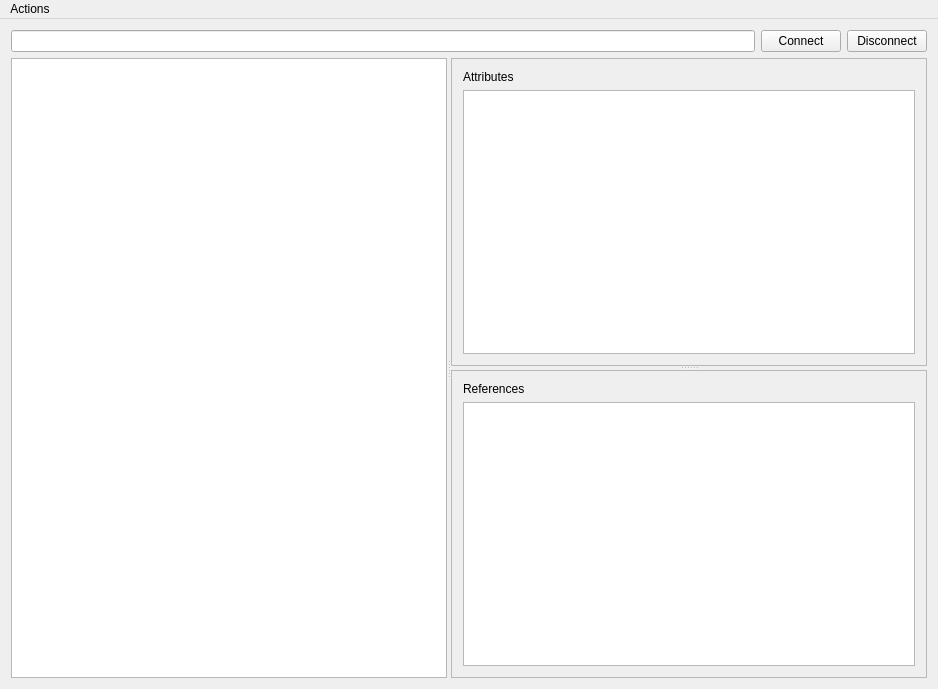
First picture: the form in mainwindow_ui.ui, repository FreeOpcUa/opcua-client-gui, before the edit.
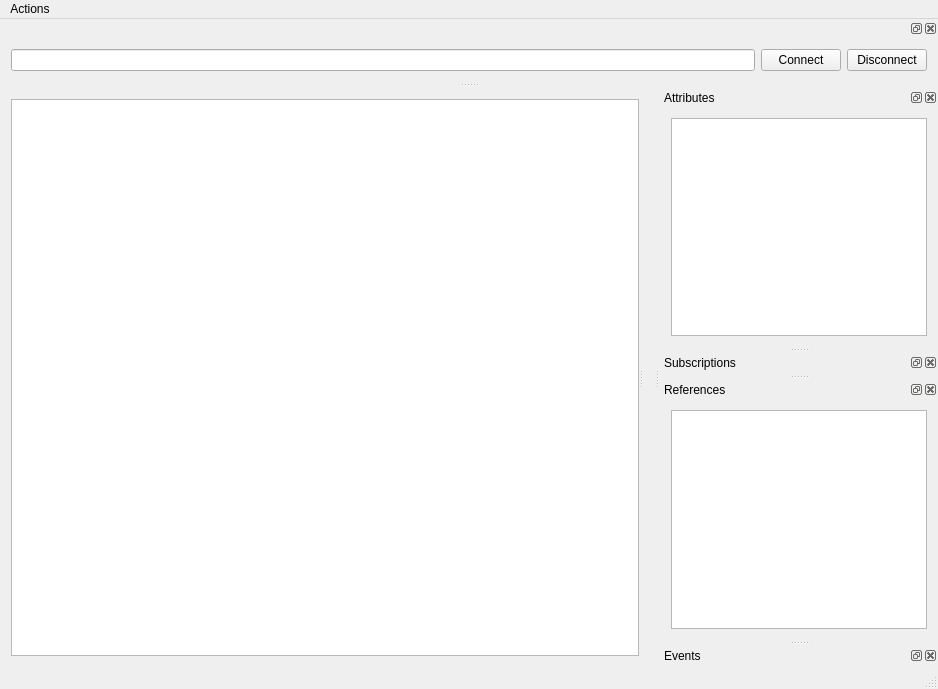
Second picture: the form after the edit.

Commit message: use docks, add method to display errors in UI

Diff of the .ui file:
```diff
--- a/mainwindow_ui.ui
+++ b/mainwindow_ui.ui
@@ -14,25 +14,8 @@
    <string>MainWindow</string>
   </property>
   <widget class="QWidget" name="centralWidget">
-   <layout class="QGridLayout" name="gridLayout_3">
+   <layout class="QGridLayout" name="gridLayout_2">
     <item row="0" column="0">
-     <widget class="QLineEdit" name="addrLineEdit"/>
-    </item>
-    <item row="0" column="1">
-     <widget class="QPushButton" name="connectButton">
-      <property name="text">
-       <string>Connect</string>
-      </property>
-     </widget>
-    </item>
-    <item row="0" column="2">
-     <widget class="QPushButton" name="disconnectButton">
-      <property name="text">
-       <string>Disconnect</string>
-      </property>
-     </widget>
-    </item>
-    <item row="1" column="0" colspan="3">
      <widget class="QSplitter" name="splitter">
       <property name="orientation">
        <enum>Qt::Horizontal</enum>
@@ -49,46 +32,6 @@
        <property name="orientation">
         <enum>Qt::Vertical</enum>
        </property>
-       <widget class="QFrame" name="frame">
-        <property name="frameShape">
-         <enum>QFrame::StyledPanel</enum>
-        </property>
-        <property name="frameShadow">
-         <enum>QFrame::Raised</enum>
-        </property>
-        <layout class="QGridLayout" name="gridLayout">
-         <item row="2" column="0">
-          <widget class="QTreeView" name="attrView"/>
-         </item>
-         <item row="1" column="0">
-          <widget class="QLabel" name="label_2">
-           <property name="text">
-            <string>Attributes</string>
-           </property>
-          </widget>
-         </item>
-        </layout>
-       </widget>
-       <widget class="QFrame" name="frame_2">
-        <property name="frameShape">
-         <enum>QFrame::StyledPanel</enum>
-        </property>
-        <property name="frameShadow">
-         <enum>QFrame::Raised</enum>
-        </property>
-        <layout class="QGridLayout" name="gridLayout_2">
-         <item row="1" column="0">
-          <widget class="QTableView" name="refView"/>
-         </item>
-         <item row="0" column="0">
-          <widget class="QLabel" name="label">
-           <property name="text">
-            <string>References</string>
-           </property>
-          </widget>
-         </item>
-        </layout>
-       </widget>
       </widget>
      </widget>
     </item>
@@ -121,6 +64,81 @@
    </widget>
    <addaction name="menuOPC_UA_Client"/>
   </widget>
+  <widget class="QStatusBar" name="statusBar"/>
+  <widget class="QDockWidget" name="attrDockWidget">
+   <property name="windowTitle">
+    <string>Attributes</string>
+   </property>
+   <attribute name="dockWidgetArea">
+    <number>2</number>
+   </attribute>
+   <widget class="QWidget" name="dockWidgetContents">
+    <layout class="QVBoxLayout" name="verticalLayout">
+     <item>
+      <widget class="QTreeView" name="attrView"/>
+     </item>
+    </layout>
+   </widget>
+  </widget>
+  <widget class="QDockWidget" name="addrDockWidget">
+   <attribute name="dockWidgetArea">
+    <number>4</number>
+   </attribute>
+   <widget class="QWidget" name="dockWidgetContents_2">
+    <layout class="QGridLayout" name="gridLayout">
+     <item row="0" column="0">
+      <widget class="QLineEdit" name="addrLineEdit"/>
+     </item>
+     <item row="0" column="1">
+      <widget class="QPushButton" name="connectButton">
+       <property name="text">
+        <string>Connect</string>
+       </property>
+      </widget>
+     </item>
+     <item row="0" column="2">
+      <widget class="QPushButton" name="disconnectButton">
+       <property name="text">
+        <string>Disconnect</string>
+       </property>
+      </widget>
+     </item>
+    </layout>
+   </widget>
+  </widget>
+  <widget class="QDockWidget" name="subDockWidget">
+   <property name="windowTitle">
+    <string>Subscriptions</string>
+   </property>
+   <attribute name="dockWidgetArea">
+    <number>2</number>
+   </attribute>
+   <widget class="QWidget" name="dockWidgetContents_3"/>
+  </widget>
+  <widget class="QDockWidget" name="refDockWidget">
+   <property name="windowTitle">
+    <string>References</string>
+   </property>
+   <attribute name="dockWidgetArea">
+    <number>2</number>
+   </attribute>
+   <widget class="QWidget" name="dockWidgetContents_4">
+    <layout class="QVBoxLayout" name="verticalLayout_2">
+     <item>
+      <widget class="QTableView" name="refView"/>
+     </item>
+    </layout>
+   </widget>
+  </widget>
+  <widget class="QDockWidget" name="evDockWidget">
+   <property name="windowTitle">
+    <string>Events</string>
+   </property>
+   <attribute name="dockWidgetArea">
+    <number>2</number>
+   </attribute>
+   <widget class="QWidget" name="dockWidgetContents_5"/>
+  </widget>
   <action name="actionConnect">
    <property name="text">
     <string>Connect</string>
```
Left out of the diff: 9 changed lines with no effect on the pictures. The commit also changes 2 other files.
